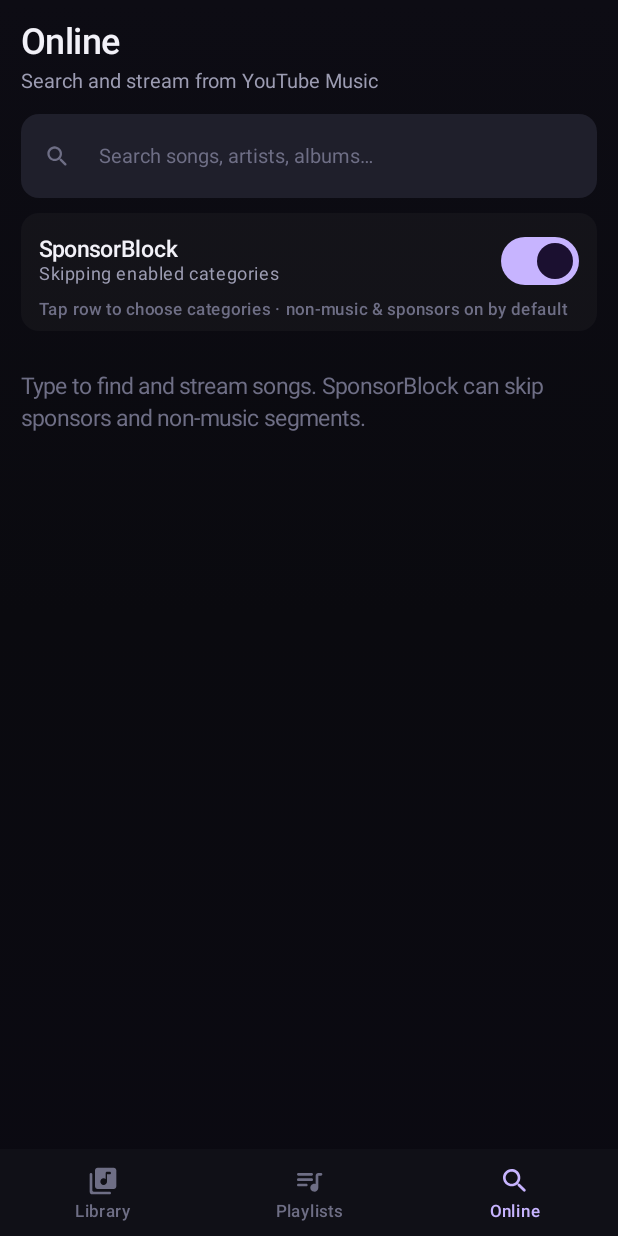
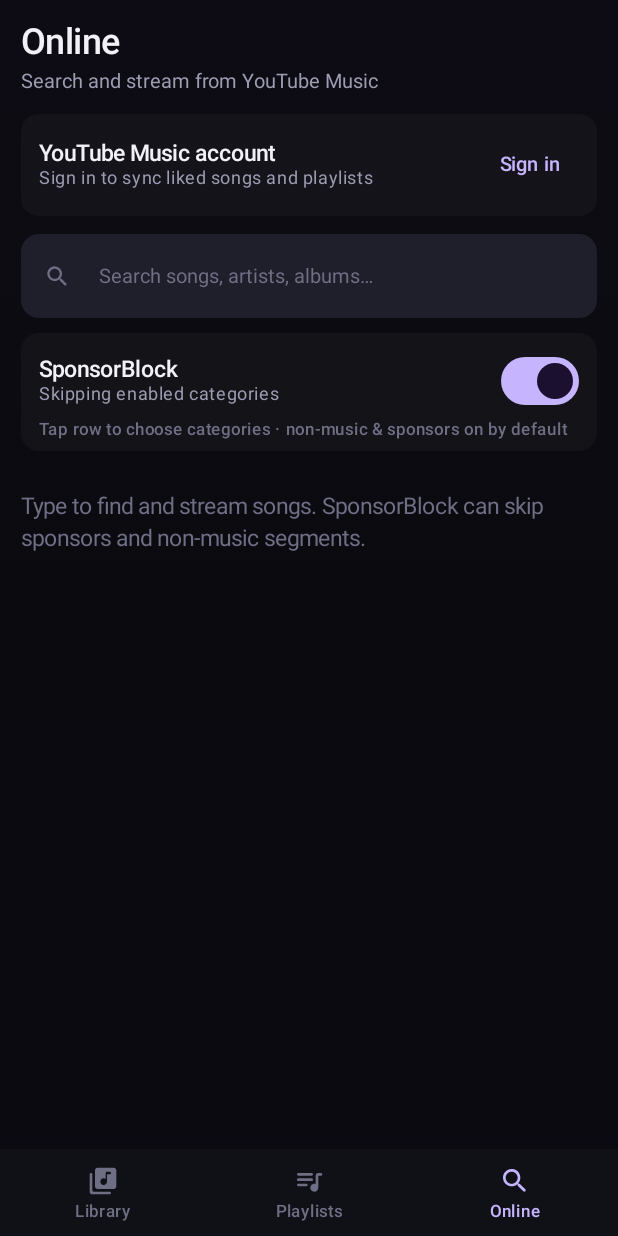
Before and after one commit to danishtesting4/cadence, an Android app built with Jetpack Compose: the screen it shows after launch (MainActivity), after a tap on "Online", on a phone screen of 412 x 824 dp. Run offline under Robolectric (Android 15) with nearby library versions, the phone set to English and light mode, and no system bars; libraries missing offline, so code that uses them is left out: com.metrolist.innertubex; pictures from the network do not load; 4 statements that could not run were skipped; 2 other taps on this screen came first.

Commit message:
feat(phase2): add YT Music auth plumbing and sync groundwork
- Store YouTube auth (cookies/session) in persisted settings
- Apply/clear auth on the innertubex client reactively
- Add cookie-paste sign-in/sign-out UI in Online screen
- Add service methods to fetch liked songs and saved playlists via browse

```diff
--- a/composeApp/src/commonMain/kotlin/app/cadence/data/AppSettings.kt
+++ b/composeApp/src/commonMain/kotlin/app/cadence/data/AppSettings.kt
@@ -28,6 +28,18 @@ data class SponsorBlockPreferences(
 }
 
 @Serializable
+data class YouTubeAuthState(
+    val cookie: String = "",
+    val visitorData: String = "",
+    val dataSyncId: String = "",
+    val accountName: String = "",
+    val accountEmail: String = "",
+) {
+    val isSignedIn: Boolean get() = cookie.isNotBlank()
+}
+
+@Serializable
 data class AppSettings(
     val sponsorBlock: SponsorBlockPreferences = SponsorBlockPreferences(),
+    val youtubeAuth: YouTubeAuthState = YouTubeAuthState(),
 )
--- a/composeApp/src/commonMain/kotlin/app/cadence/ui/AppShell.kt
+++ b/composeApp/src/commonMain/kotlin/app/cadence/ui/AppShell.kt
@@ -166,6 +166,13 @@ fun App() {
         )
     }
     val app = remember { AppState() }
+
+    val settings by settingsRepo.settings.collectAsState()
+    LaunchedEffect(settings.youtubeAuth.cookie, settings.youtubeAuth.visitorData, settings.youtubeAuth.dataSyncId) {
+        val auth = settings.youtubeAuth
+        if (auth.isSignedIn) online.applyAuth(auth.cookie, auth.visitorData.ifBlank { null }, auth.dataSyncId.ifBlank { null })
+        else online.clearAuth()
+    }
 
     DisposableEffect(Unit) {
         onDispose {
--- a/composeApp/src/commonMain/kotlin/app/cadence/ui/OnlineScreen.kt
+++ b/composeApp/src/commonMain/kotlin/app/cadence/ui/OnlineScreen.kt
@@ -38,6 +38,7 @@ import androidx.compose.ui.unit.dp
 import app.cadence.data.LibraryRepository
 import app.cadence.data.SettingsRepository
 import app.cadence.data.SponsorBlockPreferences
+import app.cadence.data.YouTubeAuthState
 import app.cadence.model.Playlist
 import app.cadence.model.Track
 import app.cadence.online.YouTubeMusicService
@@ -51,9 +52,12 @@ import app.cadence.ui.theme.TextPrimary
 import app.cadence.ui.theme.TextSecondary
 import app.cadence.ui.theme.TextTertiary
 import app.cadence.util.asPlaybackTime
-import androidx.compose.foundation.layout.RowScope
+import androidx.compose.material3.Button
+import androidx.compose.material3.ButtonDefaults
+import androidx.compose.material3.OutlinedTextField
 import androidx.compose.material3.Switch
 import androidx.compose.material3.SwitchDefaults
+import androidx.compose.material3.TextButton
 import kotlinx.coroutines.Job
 import kotlinx.coroutines.delay
 import kotlinx.coroutines.launch
@@ -111,6 +115,13 @@ fun OnlineScreen(
                 color = TextSecondary,
             )
             Spacer(Modifier.height(14.dp))
+            AccountPanel(
+                auth = settings.youtubeAuth,
+                compact = compact,
+                onSignIn = { cookie -> settingsRepo.setYouTubeAuth(settings.youtubeAuth.copy(cookie = cookie.trim())) },
+                onSignOut = { settingsRepo.setYouTubeAuth(app.cadence.data.YouTubeAuthState()) },
+            )
+            Spacer(Modifier.height(12.dp))
             SearchField(
                 value = query,
                 onValueChange = { query = it; runSearch(it) },
@@ -237,6 +248,70 @@ private fun SbToggle(label: String, checked: Boolean, onChecked: (Boolean) -> Un
     }
 }
 
+
+@Composable
+private fun AccountPanel(
+    auth: YouTubeAuthState,
+    compact: Boolean,
+    onSignIn: (String) -> Unit,
+    onSignOut: () -> Unit,
+) {
+    var expanded by remember { mutableStateOf(false) }
+    var cookie by remember(auth.cookie) { mutableStateOf(auth.cookie) }
+
+    Column(
+        Modifier
+            .fillMaxWidth()
+            .clip(RoundedCornerShape(12.dp))
+            .background(androidx.compose.ui.graphics.Color.White.copy(alpha = 0.03f))
+            .padding(horizontal = 12.dp, vertical = 10.dp),
+    ) {
+        Row(Modifier.fillMaxWidth(), verticalAlignment = Alignment.CenterVertically) {
+            Column(Modifier.weight(1f)) {
+                Text("YouTube Music account", style = MaterialTheme.typography.titleMedium, color = TextPrimary)
+                Text(
+                    if (auth.isSignedIn) "Signed in · sync liked songs & playlists"
+                    else "Sign in to sync liked songs and playlists",
+                    style = MaterialTheme.typography.bodySmall,
+                    color = if (auth.isSignedIn) Accent else TextSecondary,
+                )
+            }
+            if (auth.isSignedIn) {
+                TextButton(onClick = onSignOut) { Text("Sign out", color = TextSecondary) }
+            } else {
+                TextButton(onClick = { expanded = !expanded }) {
+                    Text(if (expanded) "Close" else "Sign in", color = Accent)
+                }
+            }
+        }
+        if (!auth.isSignedIn && expanded) {
+            Spacer(Modifier.height(8.dp))
+            Text(
+                "Paste your music.youtube.com cookies to sign in (from browser devtools → Application/Storage → Cookies).",
+                style = MaterialTheme.typography.bodySmall,
+                color = TextSecondary,
+            )
+            Spacer(Modifier.height(8.dp))
+            OutlinedTextField(
+                value = cookie,
+                onValueChange = { cookie = it },
+                modifier = Modifier.fillMaxWidth(),
+                placeholder = { Text("SAPISID=...; __Secure-1PSID=...; ...", color = TextTertiary) },
+                singleLine = !compact,
+                maxLines = if (compact) 3 else 5,
+            )
+            Spacer(Modifier.height(8.dp))
+            Row(horizontalArrangement = Arrangement.spacedBy(8.dp)) {
+                Button(
+                    onClick = { if (cookie.isNotBlank()) onSignIn(cookie) },
+                    enabled = cookie.isNotBlank(),
+                    colors = ButtonDefaults.buttonColors(containerColor = Accent),
+                ) { Text("Save & sign in", color = androidx.compose.ui.graphics.Color.Black) }
+            }
+        }
+    }
+}
+
 @Composable
 private fun OnlineResultRow(
     index: Int,
```
Also changed, not shown: composeApp/src/commonMain/kotlin/app/cadence/data/SettingsRepository.kt (+12 -0 lines), composeApp/src/commonMain/kotlin/app/cadence/online/YouTubeMusicService.kt (+118 -1 lines).
